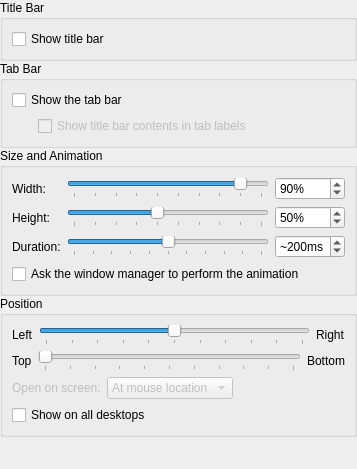
The window that app/config/windowsettings.ui (rion0426/myYakuake) describes before a commit, drawn with Qt 5.
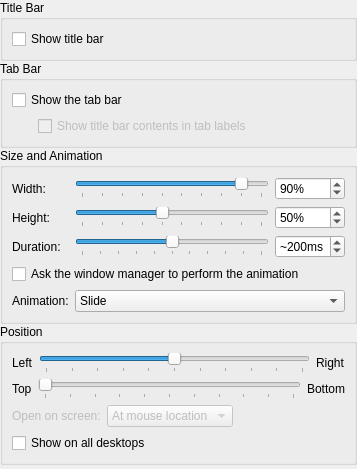
The same window after the commit.

Commit message: Slide/Fade animation setting, stable Wayland fullscreen geometry

What changed in the file:
```diff
--- a/app/config/windowsettings.ui
+++ b/app/config/windowsettings.ui
@@ -274,6 +274,27 @@
         </property>
        </widget>
       </item>
+      <item row="4" column="0">
+       <widget class="QLabel" name="openAnimationLabel">
+        <property name="text">
+         <string comment="@label:listbox">Animation:</string>
+        </property>
+       </widget>
+      </item>
+      <item row="4" column="1" colspan="2">
+       <widget class="QComboBox" name="kcfg_OpenAnimation">
+        <item>
+         <property name="text">
+          <string comment="@item:inlistbox Open/retract animation">Slide</string>
+         </property>
+        </item>
+        <item>
+         <property name="text">
+          <string comment="@item:inlistbox Open/retract animation">Fade</string>
+         </property>
+        </item>
+       </widget>
+      </item>
      </layout>
     </widget>
    </item>
```
Left out of the diff: 1 changed line with no effect on the pictures. The commit also changes 8 other files.
